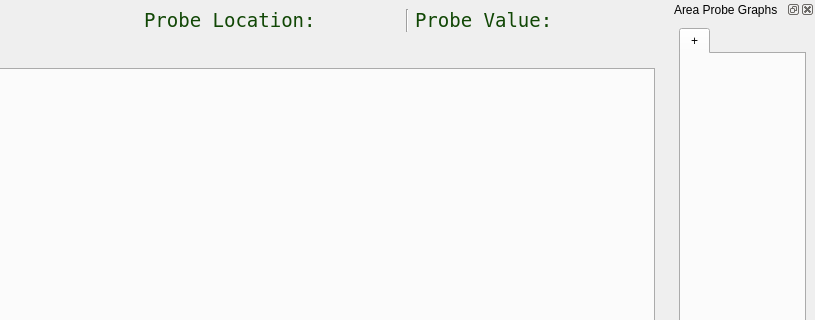
Above: py/cspov/ui/pov_main.ui from ssec/sift before the change; both pictures show x 494 to 1309 and y 0 to 320 of the 1309 by 807 pixel window. Below: the same form after it.
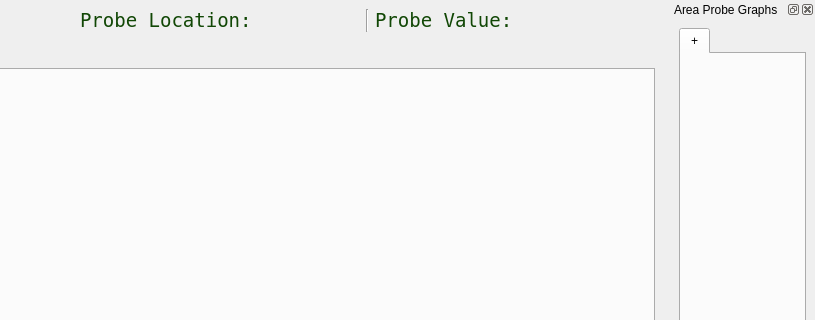
That is the form after the change.

Commit message: probe text size tweak

What changed in the file:
```diff
--- a/py/cspov/ui/pov_main.ui
+++ b/py/cspov/ui/pov_main.ui
@@ -133,7 +133,7 @@
        <widget class="QLabel" name="cursorProbeLocation">
         <property name="minimumSize">
          <size>
-          <width>256</width>
+          <width>280</width>
           <height>0</height>
          </size>
         </property>
@@ -229,7 +229,7 @@
        <widget class="QLabel" name="cursorProbeText">
         <property name="minimumSize">
          <size>
-          <width>240</width>
+          <width>280</width>
           <height>0</height>
          </size>
         </property>
```
The commit also changes 1 other file.
